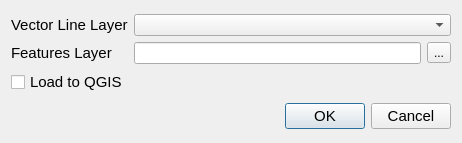
Qt form stream_feature_extractor_dialog_base.ui (kartoza/stream_feature_extractor) before a commit.
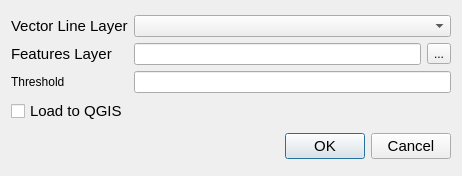
The same form after that commit.

Diff of the .ui file:
```diff
--- a/stream_feature_extractor_dialog_base.ui
+++ b/stream_feature_extractor_dialog_base.ui
@@ -7,7 +7,7 @@
     <x>0</x>
     <y>0</y>
     <width>462</width>
-    <height>143</height>
+    <height>176</height>
    </rect>
   </property>
   <property name="windowTitle">
@@ -72,7 +72,7 @@
      <item row="0" column="1">
       <widget class="QComboBox" name="cboVectorLineLayer"/>
      </item>
-     <item row="2" column="0">
+     <item row="3" column="0">
       <widget class="QCheckBox" name="cbLoadToQGIS">
        <property name="font">
         <font>
@@ -84,6 +84,16 @@
        </property>
       </widget>
      </item>
+     <item row="2" column="0">
+      <widget class="QLabel" name="lblThreshold">
+       <property name="text">
+        <string>Threshold</string>
+       </property>
+      </widget>
+     </item>
+     <item row="2" column="1">
+      <widget class="QLineEdit" name="leThreshold"/>
+     </item>
     </layout>
    </item>
   </layout>
```
